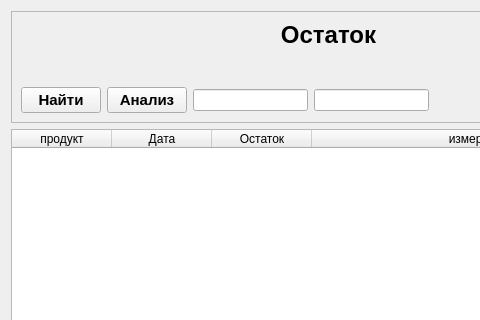
Above: ui/ostatok.ui from daslin02/Docu before the change; both pictures show x 0 to 480 and y 0 to 320 of the 658 by 617 pixel window. Below: the same form after it.
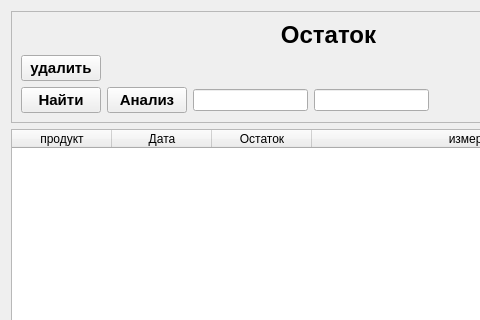
That is the form after the change.

Diff of the .ui file:
```diff
--- a/ui/ostatok.ui
+++ b/ui/ostatok.ui
@@ -115,6 +115,20 @@
         </property>
        </widget>
       </item>
+      <item row="1" column="0">
+       <widget class="QPushButton" name="PB_delete">
+        <property name="cursor">
+         <cursorShape>PointingHandCursor</cursorShape>
+        </property>
+        <property name="styleSheet">
+         <string notr="true">font-size:15px;
+font-weight:bold;</string>
+        </property>
+        <property name="text">
+         <string>удалить</string>
+        </property>
+       </widget>
+      </item>
      </layout>
     </widget>
    </item>
```
